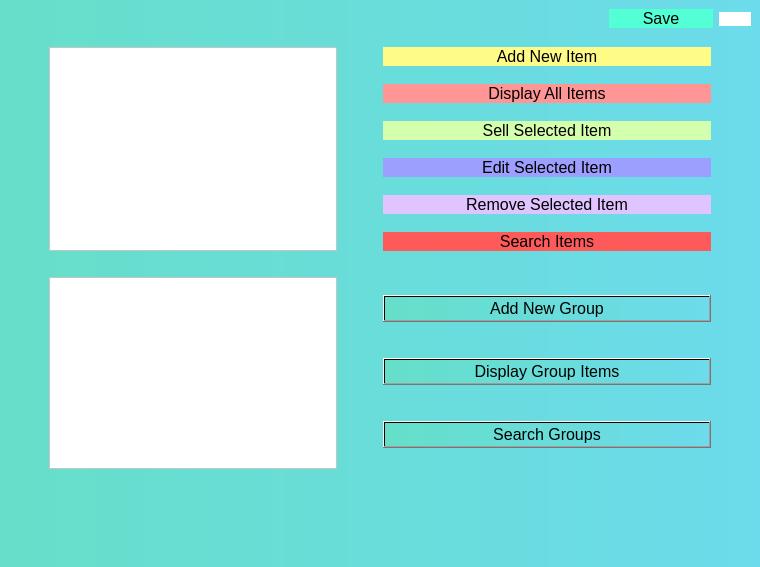
The window that Store/mainwindow.ui (SamanOmidi/GroceryStore) describes before a commit, drawn with Qt 5.
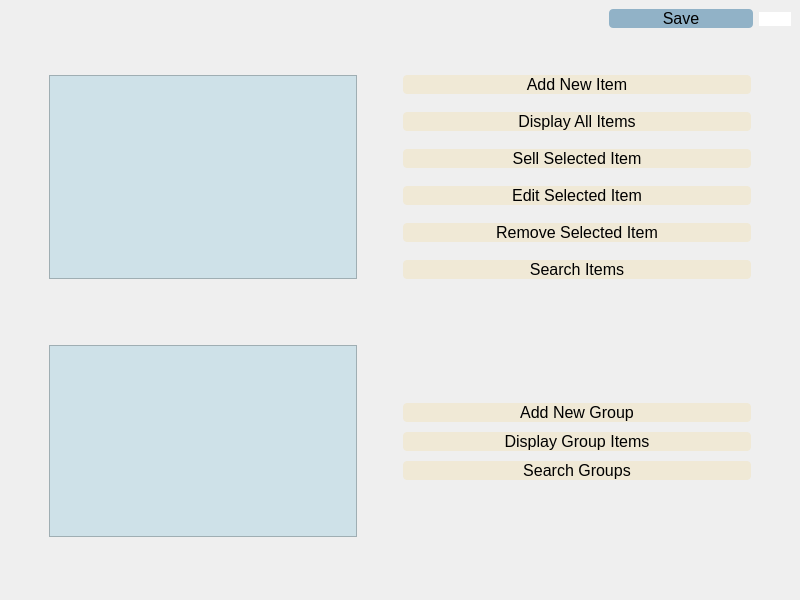
The same window after the commit. Icons and pictures are not drawn.

The edit to the form file:
```diff
--- a/Store/mainwindow.ui
+++ b/Store/mainwindow.ui
@@ -6,15 +6,15 @@
    <rect>
     <x>0</x>
     <y>0</y>
-    <width>760</width>
-    <height>567</height>
+    <width>800</width>
+    <height>600</height>
    </rect>
   </property>
   <property name="windowTitle">
    <string>MainWindow</string>
   </property>
   <property name="styleSheet">
-   <string notr="true">background: qlineargradient(spread:pad, x1:0, y1:0, x2:1, y2:0, stop:0 rgba(101, 223, 201, 255), stop:1 rgba(108,219,235, 255))</string>
+   <string notr="true">background-image: url(:/images/Wood-Wallpaper.jpg);</string>
   </property>
   <widget class="QWidget" name="centralwidget">
    <layout class="QVBoxLayout" name="verticalLayout_3">
@@ -50,8 +50,8 @@
          </font>
         </property>
         <property name="styleSheet">
-         <string notr="true">border-radius:13px;
-background:rgb(83, 255, 212)</string>
+         <string notr="true">border-radius:4px;
+background:rgb(145, 178, 199);</string>
         </property>
         <property name="text">
          <string>Save</string>
@@ -80,7 +80,7 @@
         <property name="iconSize">
          <size>
           <width>40</width>
-          <height>50</height>
+          <height>43</height>
          </size>
         </property>
         <property name="checkable">
@@ -101,7 +101,7 @@
       <property name="sizeHint" stdset="0">
        <size>
         <width>20</width>
-        <height>12</height>
+        <height>40</height>
        </size>
       </property>
      </spacer>
@@ -139,8 +139,12 @@
             <pointsize>11</pointsize>
            </font>
           </property>
+          <property name="autoFillBackground">
+           <bool>false</bool>
+          </property>
           <property name="styleSheet">
-           <string notr="true">background-color: rgb(255, 255, 255);</string>
+           <string notr="true">background-color: rgb(255, 255, 255);
+background:rgb(206, 225, 232);</string>
           </property>
          </widget>
         </item>
@@ -181,8 +185,10 @@
            </font>
           </property>
           <property name="styleSheet">
-           <string notr="true">border-radius: 10px;
-background:rgb(255, 251, 135);</string>
+           <string notr="true">background:rgb(240,233,214);
+border-radius: 4px;
+
+</string>
           </property>
           <property name="text">
            <string>Add New Item</string>
@@ -203,8 +209,8 @@
            </font>
           </property>
           <property name="styleSheet">
-           <string notr="true">border-radius: 10px;
-background:rgb(255, 149, 149);</string>
+           <string notr="true">border-radius:4px;
+background:rgb(240,233,214);</string>
           </property>
           <property name="text">
            <string>Display All Items</string>
@@ -225,8 +231,8 @@
            </font>
           </property>
           <property name="styleSheet">
-           <string notr="true">border-radius: 10px;
-background:rgb(212, 255, 172);</string>
+           <string notr="true">border-radius:4px;
+background:rgb(240,233,214);</string>
           </property>
           <property name="text">
            <string>Sell Selected Item</string>
@@ -247,8 +253,8 @@
            </font>
           </property>
           <property name="styleSheet">
-           <string notr="true">border-radius: 10px;
-background:rgb(157, 159, 255);</string>
+           <string notr="true">border-radius:4px;
+background:rgb(240,233,214);</string>
           </property>
           <property name="text">
            <string>Edit Selected Item</string>
@@ -269,8 +275,8 @@
            </font>
           </property>
           <property name="styleSheet">
-           <string notr="true">border-radius: 10px;
-background:rgb(223, 196, 255);</string>
+           <string notr="true">border-radius:4px;
+background:rgb(240,233,214);</string>
           </property>
           <property name="text">
            <string>Remove Selected Item</string>
@@ -292,8 +298,8 @@
            </font>
           </property>
           <property name="styleSheet">
-           <string notr="true">border-radius: 10px;
-background:rgb(255, 90, 90);</string>
+           <string notr="true">border-radius:4px;
+background:rgb(240,233,214);</string>
           </property>
           <property name="text">
            <string>Search Items</string>
@@ -331,7 +337,7 @@
       <property name="sizeHint" stdset="0">
        <size>
         <width>20</width>
-        <height>20</height>
+        <height>60</height>
        </size>
       </property>
      </spacer>
@@ -364,7 +370,8 @@
            </font>
           </property>
           <property name="styleSheet">
-           <string notr="true">background-color: rgb(255, 255, 255);</string>
+           <string notr="true">background-color: rgb(255, 255, 255);
+background:rgb(206, 225, 232);</string>
           </property>
           <property name="frameShape">
            <enum>QFrame::StyledPanel</enum>
@@ -392,8 +399,21 @@
       <item>
        <layout class="QVBoxLayout" name="verticalLayout_2">
         <property name="spacing">
-         <number>18</number>
+         <number>10</number>
         </property>
+        <item>
+         <spacer name="verticalSpacer_4">
+          <property name="orientation">
+           <enum>Qt::Vertical</enum>
+          </property>
+          <property name="sizeHint" stdset="0">
+           <size>
+            <width>20</width>
+            <height>40</height>
+           </size>
+          </property>
+         </spacer>
+        </item>
         <item>
          <widget class="QPushButton" name="addnewgroupbutton">
           <property name="sizePolicy">
@@ -407,6 +427,12 @@
             <pointsize>12</pointsize>
            </font>
           </property>
+          <property name="styleSheet">
+           <string notr="true">background:rgb(240,233,214);
+border-radius: 4px;
+
+</string>
+          </property>
           <property name="text">
            <string>Add New Group</string>
           </property>
@@ -425,6 +451,12 @@
             <pointsize>12</pointsize>
            </font>
           </property>
+          <property name="styleSheet">
+           <string notr="true">background:rgb(240,233,214);
+border-radius: 4px;
+
+</string>
+          </property>
           <property name="text">
            <string>Display Group Items</string>
           </property>
@@ -443,11 +475,30 @@
             <pointsize>12</pointsize>
            </font>
           </property>
+          <property name="styleSheet">
+           <string notr="true">background:rgb(240,233,214);
+border-radius: 4px;
+
+</string>
+          </property>
           <property name="text">
            <string>Search Groups</string>
           </property>
          </widget>
         </item>
+        <item>
+         <spacer name="verticalSpacer_5">
+          <property name="orientation">
+           <enum>Qt::Vertical</enum>
+          </property>
+          <property name="sizeHint" stdset="0">
+           <size>
+            <width>20</width>
+            <height>40</height>
+           </size>
+          </property>
+         </spacer>
+        </item>
        </layout>
       </item>
       <item>
```
Left out of the diff: 2 changed lines with no effect on the pictures.
